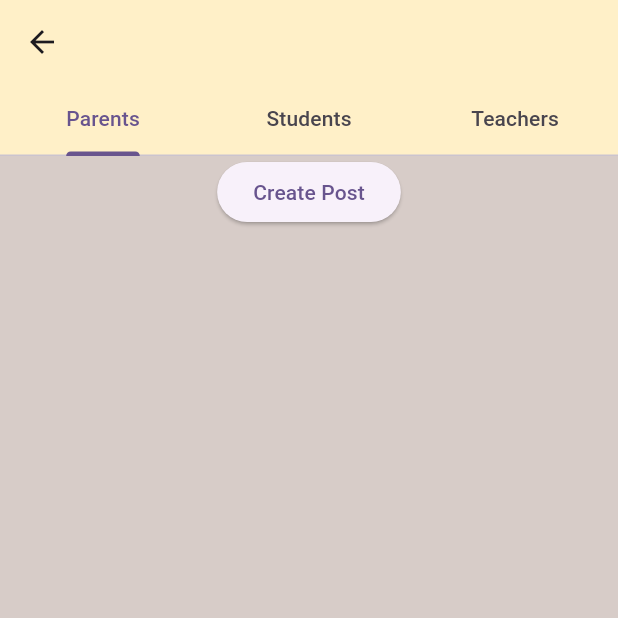
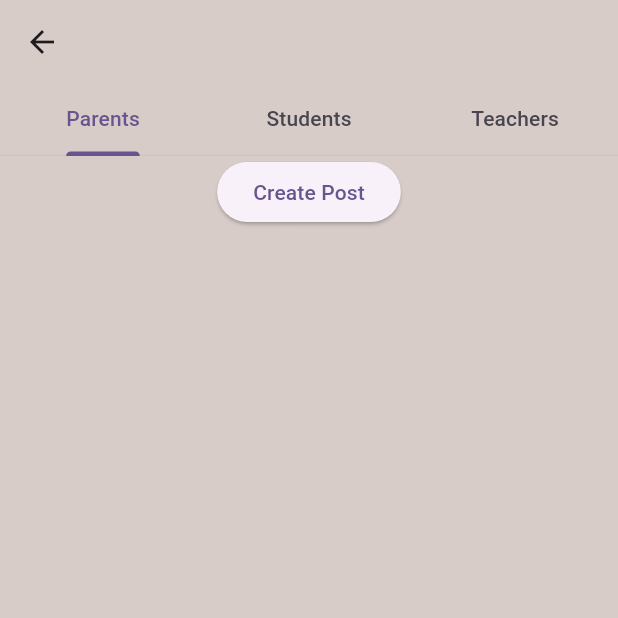
Before and after one commit to arunitasahu/teach_edge, a Flutter app: the ClassDetailsPage screen opened directly with empty values, on a phone screen of 412 x 824 dp, the top half of it. Run offline on Flutter 3.47's test engine with Material 2 defaults, Android fonts, the phone set to English and light mode, and no system bars; our stand-ins replace file_picker, flutter_riverpod, google_fonts.

Commit message:
changed ui

```diff
--- a/lib/screens/discussions_screen.dart
+++ b/lib/screens/discussions_screen.dart
@@ -77,7 +77,7 @@ class _ClassDetailsPageState extends State<ClassDetailsPage> {
       child: Scaffold(
         backgroundColor: primaryColor,
         appBar: AppBar(
-          backgroundColor: Color.fromARGB(255, 255, 240, 200),
+          backgroundColor: Colors.brown[100],
           title: Text(widget.classObj.name),
           bottom: const TabBar(
             tabs: [
--- a/lib/screens/live_class_screen.dart
+++ b/lib/screens/live_class_screen.dart
@@ -81,7 +81,7 @@ class _LiveClassState extends State<LiveClass> {
 
               child: Text(
                 'New Class',
-                style: GoogleFonts.lato(fontSize: 20, color: Colors.blue),
+                style: GoogleFonts.lato(fontSize: 20, color: Colors.black38),
               ),
             )
           ]),
```
